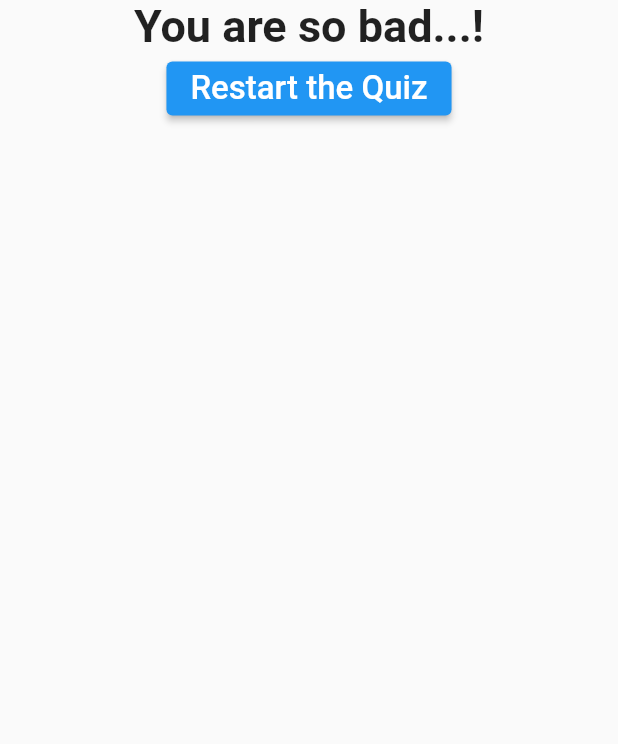
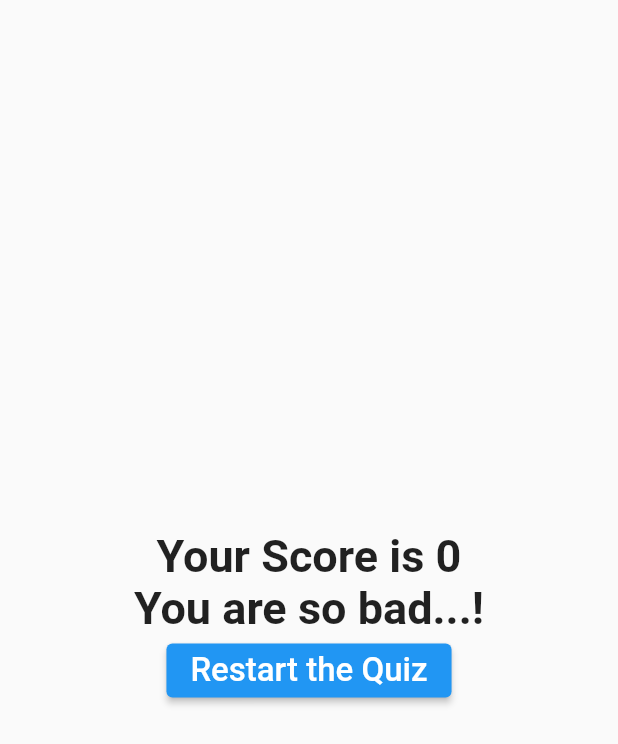
Before and after one commit to lina-jamal/quez-app-flutter, a Flutter app: the Result widget shown alone on an empty page, opened directly with empty values, on a phone screen of 412 x 824 dp. Shown: the top 744 px of the screen. Run offline on Flutter 3.47's test engine with Material 2 defaults, Android fonts, the phone set to English and light mode, and no system bars.

Commit message:
add some style

```diff
--- a/quizapp/lib/main.dart
+++ b/quizapp/lib/main.dart
@@ -81,6 +81,7 @@ class _MyAppState extends State<MyApp> {
   @override
   Widget build(BuildContext context) {
     return MaterialApp(
+      debugShowCheckedModeBanner: false,
       home: Scaffold(
         appBar: AppBar(
           title: Text('Quiz App'),
--- a/quizapp/lib/result.dart
+++ b/quizapp/lib/result.dart
@@ -23,10 +23,17 @@ class Result extends StatelessWidget {
   Widget build(BuildContext context) {
     return Center(
         child: Column(
+      mainAxisAlignment: MainAxisAlignment.center,
       children: [
+        Text(
+          "Your Score is $resultScore",
+          style: TextStyle(fontSize: 30, fontWeight: FontWeight.bold),
+          textAlign: TextAlign.center,
+        ),
         Text(
           resultPhrase,
           style: TextStyle(fontSize: 30, fontWeight: FontWeight.bold),
+          textAlign: TextAlign.center,
         ),
         // FlatButton(onPressqed: onPressed, child: child)
 
```
